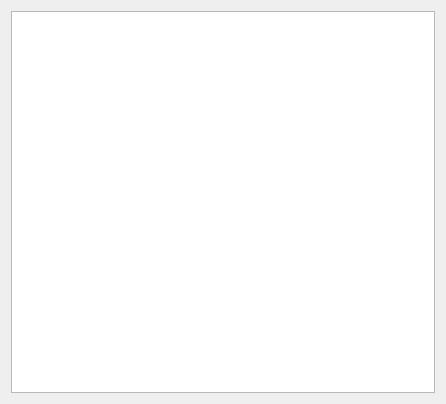
Qt form TreeDemoWithUiFile/dialog.ui (hechengjin/QtDemo) before a commit.
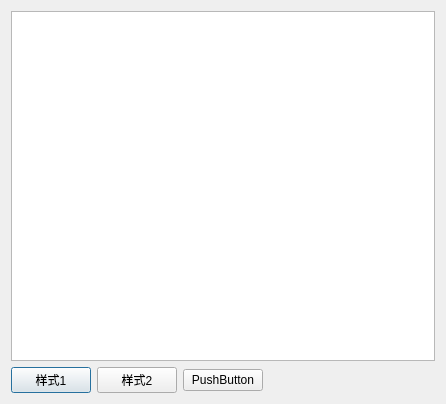
The same form after that commit.

What changed in the file:
```diff
--- a/TreeDemoWithUiFile/dialog.ui
+++ b/TreeDemoWithUiFile/dialog.ui
@@ -17,6 +17,44 @@
    <item>
     <widget class="QTreeView" name="treeView"/>
    </item>
+   <item>
+    <layout class="QHBoxLayout" name="horizontalLayout">
+     <item>
+      <widget class="QPushButton" name="_btnStyle1">
+       <property name="text">
+        <string>样式1</string>
+       </property>
+      </widget>
+     </item>
+     <item>
+      <widget class="QPushButton" name="_btnStyle2">
+       <property name="text">
+        <string>样式2</string>
+       </property>
+      </widget>
+     </item>
+     <item>
+      <widget class="QPushButton" name="pushButton">
+       <property name="text">
+        <string>PushButton</string>
+       </property>
+      </widget>
+     </item>
+     <item>
+      <spacer name="horizontalSpacer">
+       <property name="orientation">
+        <enum>Qt::Horizontal</enum>
+       </property>
+       <property name="sizeHint" stdset="0">
+        <size>
+         <width>40</width>
+         <height>20</height>
+        </size>
+       </property>
+      </spacer>
+     </item>
+    </layout>
+   </item>
   </layout>
  </widget>
  <layoutdefault spacing="6" margin="11"/>
```
